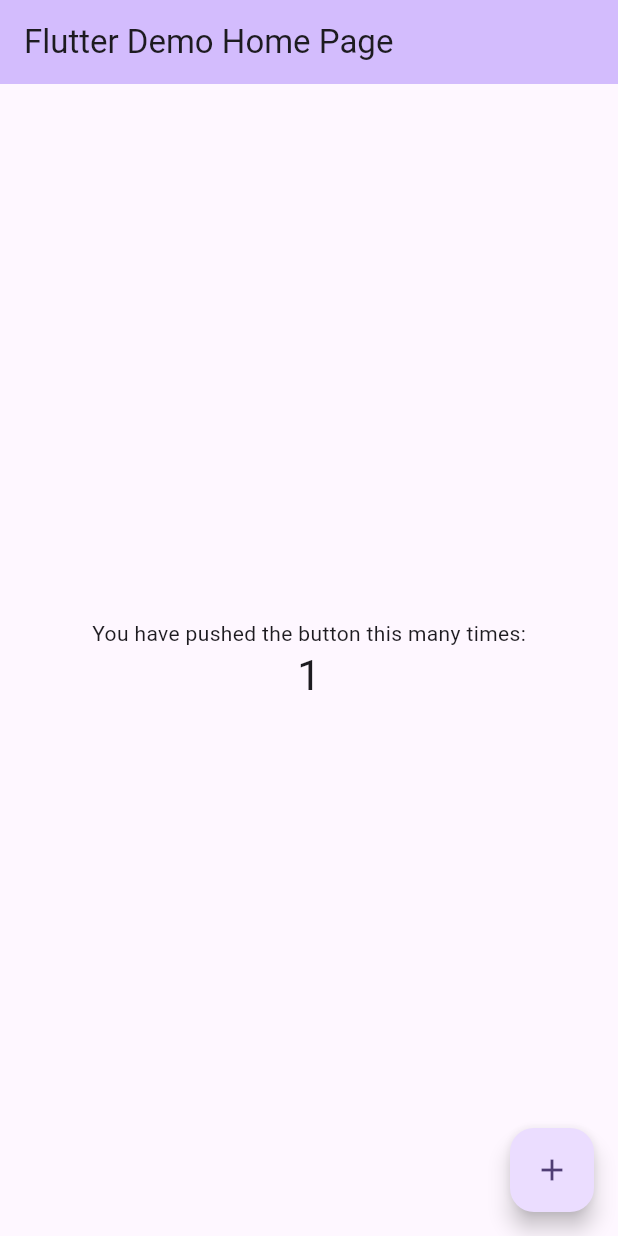
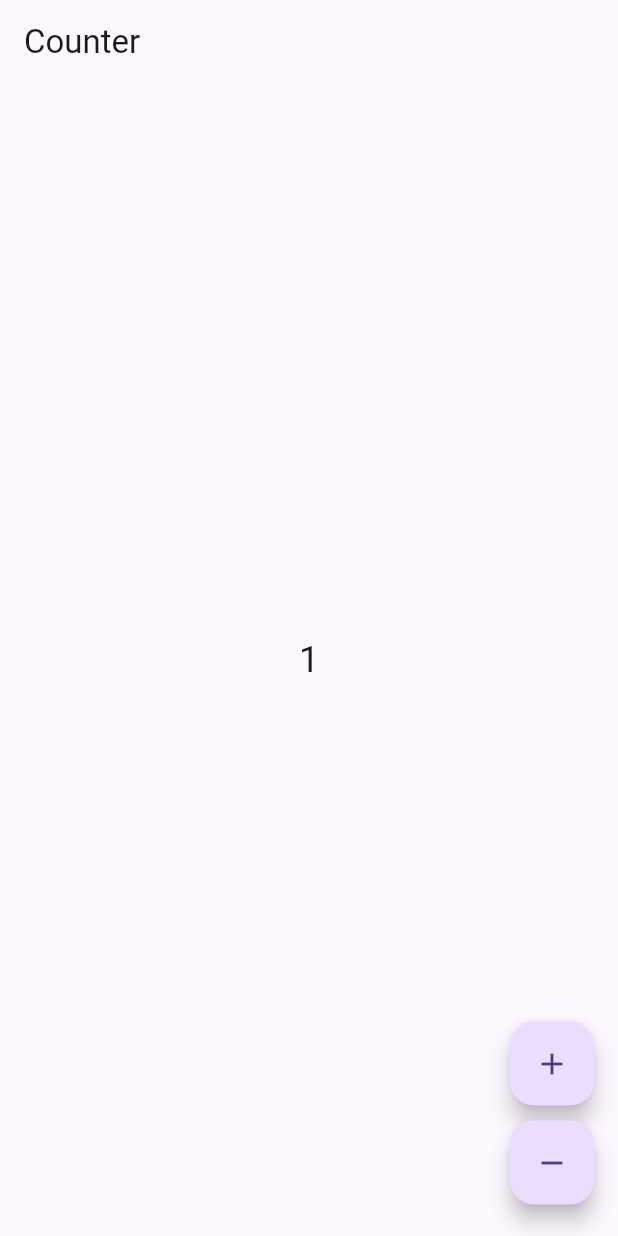
Before and after one commit to SiHyun-Lee113/flutter_boiler_plate, a Flutter app: the screen it shows after launch, after a tap on the "add" icon, on a phone screen of 412 x 824 dp. Run offline on Flutter 3.47's test engine with Material 3 defaults, Android fonts, the phone set to English and light mode, and no system bars; our stand-ins replace flutter_bloc; missing offline and left inert: storybook_flutter.

Commit message:
[sh] bloc test

```diff
--- /dev/null
+++ b/lib/bloc/counter_page.dart
@@ -0,0 +1,44 @@
+import 'package:flutter/material.dart';
+import 'package:flutter_bloc/flutter_bloc.dart';
+import 'package:flutter_boiler_plate/bloc/couter_bloc.dart';
+
+class CounterPage extends StatelessWidget {
+  @override
+  Widget build(BuildContext context) {
+    return Scaffold(
+      appBar: AppBar(title: Text('Counter')),
+      body: BlocBuilder<CounterBloc, int>(
+        builder: (context, count) {
+          return Center(
+            child: Text(
+              '$count',
+              style: TextStyle(fontSize: 24.0),
+            ),
+          );
+        },
+      ),
+      floatingActionButton: Column(
+        crossAxisAlignment: CrossAxisAlignment.end,
+        mainAxisAlignment: MainAxisAlignment.end,
+        children: <Widget>[
+          Padding(
+            padding: EdgeInsets.symmetric(vertical: 5.0),
+            child: FloatingActionButton(
+              child: Icon(Icons.add),
+              onPressed: () =>
+                  context.read<CounterBloc>().add(CounterIncrementPressed()),
+            ),
+          ),
+          Padding(
+            padding: EdgeInsets.symmetric(vertical: 5.0),
+            child: FloatingActionButton(
+              child: Icon(Icons.remove),
+              onPressed: () =>
+                  context.read<CounterBloc>().add(CounterDecrementPressed()),
+            ),
+          ),
+        ],
+      ),
+    );
+  }
+}
--- /dev/null
+++ b/lib/bloc/couter_bloc.dart
@@ -0,0 +1,14 @@
+import 'package:flutter_bloc/flutter_bloc.dart';
+
+sealed class CounterEvent {}
+
+final class CounterIncrementPressed extends CounterEvent {}
+
+final class CounterDecrementPressed extends CounterEvent {}
+
+class CounterBloc extends Bloc<CounterEvent, int> {
+  CounterBloc() : super(0) {
+    on<CounterIncrementPressed>((event, emit) => emit(state + 1));
+    on<CounterDecrementPressed>((event, emit) => emit(state - 1));
+  }
+}
--- a/lib/main.dart
+++ b/lib/main.dart
@@ -1,68 +1,17 @@
 import 'package:flutter/material.dart';
+import 'package:flutter_bloc/flutter_bloc.dart';
+import 'package:flutter_boiler_plate/bloc/counter_page.dart';
+import 'package:flutter_boiler_plate/bloc/couter_bloc.dart';
 
-void main() {
-  runApp(const MyApp());
-}
+void main() => runApp(CounterApp());
 
-class MyApp extends StatelessWidget {
-  const MyApp({super.key});
-
+class CounterApp extends StatelessWidget {
   @override
   Widget build(BuildContext context) {
     return MaterialApp(
-      title: 'Flutter Demo',
-      theme: ThemeData(
-        colorScheme: ColorScheme.fromSeed(seedColor: Colors.deepPurple),
-        useMaterial3: true,
-      ),
-      home: const MyHomePage(title: 'Flutter Demo Home Page'),
-    );
-  }
-}
-
-class MyHomePage extends StatefulWidget {
-  const MyHomePage({super.key, required this.title});
-
-  final String title;
-
-  @override
-  State<MyHomePage> createState() => _MyHomePageState();
-}
-
-class _MyHomePageState extends State<MyHomePage> {
-  int _counter = 0;
-
-  void _incrementCounter() {
-    setState(() {
-      _counter++;
-    });
-  }
-
-  @override
-  Widget build(BuildContext context) {
-    return Scaffold(
-      appBar: AppBar(
-        backgroundColor: Theme.of(context).colorScheme.inversePrimary,
-        title: Text(widget.title),
-      ),
-      body: Center(
-        child: Column(
-          mainAxisAlignment: MainAxisAlignment.center,
-          children: <Widget>[
-            const Text(
-              'You have pushed the button this many times:',
-            ),
-            Text(
-              '$_counter',
-              style: Theme.of(context).textTheme.headlineMedium,
-            ),
-          ],
-        ),
-      ),
-      floatingActionButton: FloatingActionButton(
-        onPressed: _incrementCounter,
-        tooltip: 'Increment',
-        child: const Icon(Icons.add),
+      home: BlocProvider(
+        create: (_) => CounterBloc(),
+        child: CounterPage(),
       ),
     );
   }
--- a/pubspec.yaml
+++ b/pubspec.yaml
@@ -13,6 +13,7 @@ dependencies:
 
   cupertino_icons: ^1.0.8
   storybook_flutter: ^0.14.1
+  flutter_bloc: ^9.1.1
 
 dev_dependencies:
   flutter_test:
```
Also changed, not shown: pubspec.lock.
